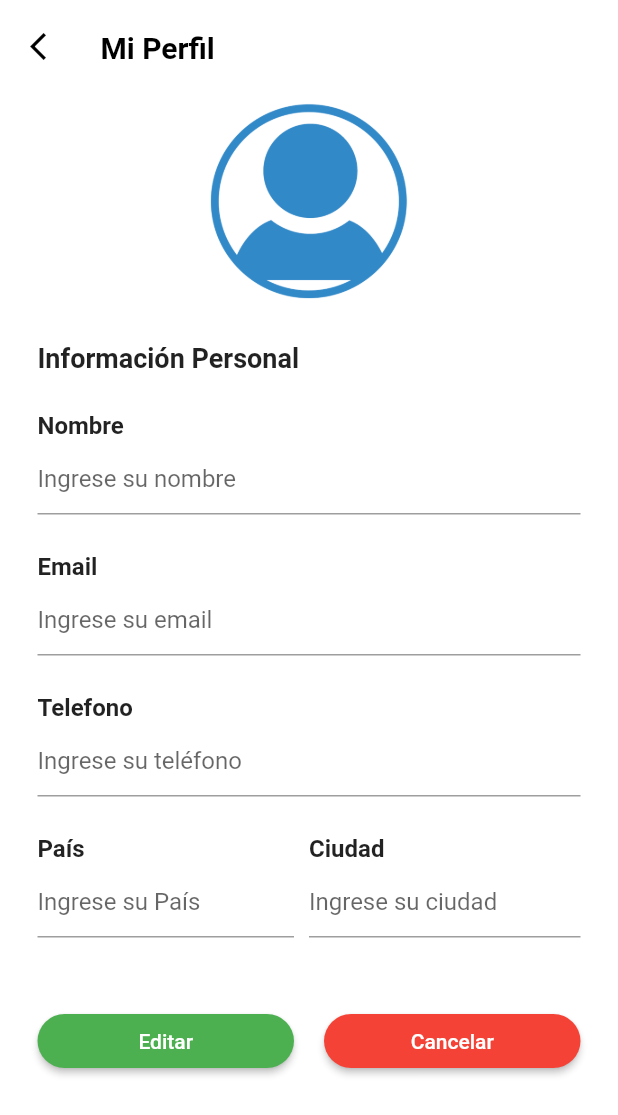
After one commit to steffanyvallejo/Salinas_AppMovil, a Flutter app: the ProfilePage screen opened by its route, after a tap on the "edit" icon, on a phone screen of 412 x 824 dp. The commit adds this screen. Shown: the top 1115 px of the screen. Run offline on Flutter 3.47's test engine with Material 2 defaults, Android fonts, the phone set to English and light mode, and no system bars; our stand-ins replace datetime_picker_formfield, flutter_datetime_picker, webview_flutter; missing offline and left inert: date_range_picker; Roboto replaces fonts that are missing (sans-serif-light).

Commit message:
Plantilla perfil

```diff
--- /dev/null
+++ b/lib/screens/access/profile.dart
@@ -0,0 +1,378 @@
+import 'package:flutter/material.dart';
+import 'package:flutter/cupertino.dart';
+import 'package:datetime_picker_formfield/datetime_picker_formfield.dart';
+import 'package:intl/intl.dart';
+import 'package:salinas_app/utils/navigation_router.dart';
+import 'package:quiver/strings.dart';
+import 'package:salinas_app/rest/access_rest.dart';
+
+class ProfilePage extends StatefulWidget {
+  @override
+  MapScreenState createState() => MapScreenState();
+}
+
+class MapScreenState extends State<ProfilePage>
+    with SingleTickerProviderStateMixin {
+  bool _status = true;
+  final FocusNode myFocusNode = FocusNode();
+
+  @override
+  void initState() {
+
+    super.initState();
+  }
+
+  @override
+  Widget build(BuildContext context) {
+    return new Scaffold(
+        body: new Container(
+      color: Colors.white,
+      child: new ListView(
+        children: <Widget>[
+          Column(
+            children: <Widget>[
+              new Container(
+
+                color: Colors.white,
+                child: new Column(
+                  children: <Widget>[
+                    Padding(
+                        padding: EdgeInsets.only(left: 20.0, top: 20.0),
+                        child: new Row(
+                          crossAxisAlignment: CrossAxisAlignment.start,
+                          children: <Widget>[
+                            new Icon(
+                              Icons.arrow_back_ios,
+                              color: Colors.black,
+                              size: 22.0,
+                            ),
+                            Padding(
+                              padding: EdgeInsets.only(left: 25.0),
+                              child: new Text('Mi Perfil',
+                                  style: TextStyle(
+                                      fontWeight: FontWeight.bold,
+                                      fontSize: 20.0,
+                                      fontFamily: 'sans-serif-light',
+                                      color: Colors.black)),
+                            )
+                          ],
+                        )),
+                    Padding(
+                      padding: EdgeInsets.only(top: 20.0),
+                      child: new Stack(fit: StackFit.loose, children: <Widget>[
+                        new Row(
+                          crossAxisAlignment: CrossAxisAlignment.center,
+                          mainAxisAlignment: MainAxisAlignment.center,
+                          children: <Widget>[
+                            new Container(
+                                width: 140.0,
+                                height: 140.0,
+                                decoration: new BoxDecoration(
+                                  shape: BoxShape.circle,
+                                  image: new DecorationImage(
+                                    image: new ExactAssetImage(
+                                        'assets/images/as.png'),
+                                    fit: BoxFit.cover,
+                                  ),
+                                )),
+                          ],
+                        ),
+
+                      ]),
+                    )
+                  ],
+                ),
+              ),
+              new Container(
+                color: Color(0xffFFFFFF),
+                child: Padding(
+                  padding: EdgeInsets.only(bottom: 25.0),
+                  child: new Column(
+                    crossAxisAlignment: CrossAxisAlignment.start,
+                    mainAxisAlignment: MainAxisAlignment.start,
+                    children: <Widget>[
+                      Padding(
+                          padding: EdgeInsets.only(
+                              left: 25.0, right: 25.0, top: 25.0),
+                          child: new Row(
+                            mainAxisAlignment: MainAxisAlignment.spaceBetween,
+                            mainAxisSize: MainAxisSize.max,
+                            children: <Widget>[
+                              new Column(
+                                mainAxisAlignment: MainAxisAlignment.start,
+                                mainAxisSize: MainAxisSize.min,
+                                children: <Widget>[
+                                  new Text(
+                                    'Información Personal',
+                                    style: TextStyle(
+                                        fontSize: 18.0,
+                                        fontWeight: FontWeight.bold),
+                                  ),
+                                ],
+                              ),
+                              new Column(
+                                mainAxisAlignment: MainAxisAlignment.end,
+                                mainAxisSize: MainAxisSize.min,
+                                children: <Widget>[
+                                  _status ? _getEditIcon() : new Container(),
+                                ],
+                              )
+                            ],
+                          )),
+                      Padding(
+                          padding: EdgeInsets.only(
+                              left: 25.0, right: 25.0, top: 25.0),
+                          child: new Row(
+                            mainAxisSize: MainAxisSize.max,
+                            children: <Widget>[
+                              new Column(
+                                mainAxisAlignment: MainAxisAlignment.start,
+                                mainAxisSize: MainAxisSize.min,
+                                children: <Widget>[
+                                  new Text(
+                                    'Nombre',
+                                    style: TextStyle(
+                                        fontSize: 16.0,
+                                        fontWeight: FontWeight.bold),
+                                  ),
+                                ],
+                              ),
+                            ],
+                          )),
+                      Padding(
+                          padding: EdgeInsets.only(
+                              left: 25.0, right: 25.0, top: 2.0),
+                          child: new Row(
+                            mainAxisSize: MainAxisSize.max,
+                            children: <Widget>[
+                              new Flexible(
+                                child: new TextField(
+                                  decoration: const InputDecoration(
+                                    hintText: "Ingrese su nombre",
+                                  ),
+                                  enabled: !_status,
+                                  autofocus: !_status,
+
+                                ),
+                              ),
+                            ],
+                          )),
+                      Padding(
+                          padding: EdgeInsets.only(
+                              left: 25.0, right: 25.0, top: 25.0),
+                          child: new Row(
+                            mainAxisSize: MainAxisSize.max,
+                            children: <Widget>[
+                              new Column(
+                                mainAxisAlignment: MainAxisAlignment.start,
+                                mainAxisSize: MainAxisSize.min,
+                                children: <Widget>[
+                                  new Text(
+                                    'Email',
+                                    style: TextStyle(
+                                        fontSize: 16.0,
+                                        fontWeight: FontWeight.bold),
+                                  ),
+                                ],
+                              ),
+                            ],
+                          )),
+                      Padding(
+                          padding: EdgeInsets.only(
+                              left: 25.0, right: 25.0, top: 2.0),
+                          child: new Row(
+                            mainAxisSize: MainAxisSize.max,
+                            children: <Widget>[
+                              new Flexible(
+                                child: new TextField(
+                                  decoration: const InputDecoration(
+                                      hintText: "Ingrese su email"),
+                                  enabled: !_status,
+                                ),
+                              ),
+                            ],
+                          )),
+                      Padding(
+                          padding: EdgeInsets.only(
+                              left: 25.0, right: 25.0, top: 25.0),
+                          child: new Row(
+                            mainAxisSize: MainAxisSize.max,
+                            children: <Widget>[
+                              new Column(
+                                mainAxisAlignment: MainAxisAlignment.start,
+                                mainAxisSize: MainAxisSize.min,
+                                children: <Widget>[
+                                  new Text(
+                                    'Telefono',
+                                    style: TextStyle(
+                                        fontSize: 16.0,
+                                        fontWeight: FontWeight.bold),
+                                  ),
+                                ],
+                              ),
+                            ],
+                          )),
+                      Padding(
+                          padding: EdgeInsets.only(
+                              left: 25.0, right: 25.0, top: 2.0),
+                          child: new Row(
+                            mainAxisSize: MainAxisSize.max,
+                            children: <Widget>[
+                              new Flexible(
+                                child: new TextField(
+                                  decoration: const InputDecoration(
+                                      hintText: "Ingrese su teléfono"),
+                                  enabled: !_status,
+                                ),
+                              ),
+                            ],
+                          )),
+                      Padding(
+                          padding: EdgeInsets.only(
+                              left: 25.0, right: 25.0, top: 25.0),
+                          child: new Row(
+                            mainAxisSize: MainAxisSize.max,
+                            mainAxisAlignment: MainAxisAlignment.start,
+                            children: <Widget>[
+                              Expanded(
+                                child: Container(
+                                  child: new Text(
+                                    'País',
+                                    style: TextStyle(
+                                        fontSize: 16.0,
+                                        fontWeight: FontWeight.bold),
+                                  ),
+                                ),
+                                flex: 2,
+                              ),
+                              Expanded(
+                                child: Container(
+                                  child: new Text(
+                                    'Ciudad',
+                                    style: TextStyle(
+                                        fontSize: 16.0,
+                                        fontWeight: FontWeight.bold),
+                                  ),
+                                ),
+                                flex: 2,
+                              ),
+                            ],
+                          )),
+                      Padding(
+                          padding: EdgeInsets.only(
+                              left: 25.0, right: 25.0, top: 2.0),
+                          child: new Row(
+                            mainAxisSize: MainAxisSize.max,
+                            mainAxisAlignment: MainAxisAlignment.start,
+                            children: <Widget>[
+                              Flexible(
+                                child: Padding(
+                                  padding: EdgeInsets.only(right: 10.0),
+                                  child: new TextField(
+                                    decoration: const InputDecoration(
+                                        hintText: "Ingrese su País"),
+                                    enabled: !_status,
+                                  ),
+                                ),
+                                flex: 2,
+                              ),
+                              Flexible(
+                                child: new TextField(
+                                  decoration: const InputDecoration(
+                                      hintText: "Ingrese su ciudad"),
+                                  enabled: !_status,
+                                ),
+                                flex: 2,
+                              ),
+                            ],
+                          )),
+                      !_status ? _getActionButtons() : new Container(),
+                    ],
+                  ),
+                ),
+              )
+            ],
+          ),
+        ],
+      ),
+    ));
+  }
+
+  @override
+  void dispose() {
+    // Clean up the controller when the Widget is disposed
+    myFocusNode.dispose();
+    super.dispose();
+  }
+
+  Widget _getActionButtons() {
+    return Padding(
+      padding: EdgeInsets.only(left: 25.0, right: 25.0, top: 45.0),
+      child: new Row(
+        mainAxisSize: MainAxisSize.max,
+        mainAxisAlignment: MainAxisAlignment.start,
+        children: <Widget>[
+          Expanded(
+            child: Padding(
+              padding: EdgeInsets.only(right: 10.0),
+              child: Container(
+                  child: new RaisedButton(
+                child: new Text("Editar"),
+                textColor: Colors.white,
+                color: Colors.green,
+                onPressed: () {
+                  setState(() {
+                    _status = true;
+                    FocusScope.of(context).requestFocus(new FocusNode());
+                  });
+                },
+                shape: new RoundedRectangleBorder(
+                    borderRadius: new BorderRadius.circular(20.0)),
+              )),
+            ),
+            flex: 2,
+          ),
+          Expanded(
+            child: Padding(
+              padding: EdgeInsets.only(left: 10.0),
+              child: Container(
+                  child: new RaisedButton(
+                child: new Text("Cancelar"),
+                textColor: Colors.white,
+                color: Colors.red,
+                onPressed: () {
+                  setState(() {
+                    _status = true;
+                    FocusScope.of(context).requestFocus(new FocusNode());
+                  });
+                },
+                shape: new RoundedRectangleBorder(
+                    borderRadius: new BorderRadius.circular(20.0)),
+              )),
+            ),
+            flex: 2,
+          ),
+        ],
+      ),
+    );
+  }
+
+  Widget _getEditIcon() {
+    return new GestureDetector(
+      child: new CircleAvatar(
+        backgroundColor: Colors.red,
+        radius: 14.0,
+        child: new Icon(
+          Icons.edit,
+          color: Colors.white,
+          size: 16.0,
+        ),
+      ),
+      onTap: () {
+        setState(() {
+          _status = false;
+        });
+      },
+    );
+  }
+}
--- a/lib/utils/routes.dart
+++ b/lib/utils/routes.dart
@@ -1,5 +1,6 @@
 import 'package:flutter/material.dart';
 import 'package:salinas_app/screens/access/login.dart';
+import 'package:salinas_app/screens/access/profile.dart';
 import 'package:salinas_app/screens/access/singup.dart';
 import 'package:salinas_app/screens/home/home.dart';
 import 'package:salinas_app/screens/access/splash.dart';
@@ -13,4 +14,5 @@ final routes = {
   '/' : (BuildContext context) => new SplashScreen(),
   '/addCard' : (BuildContext context) => new AddCard(),
   '/cart' : (BuildContext context) => new Cart(),
+  '/profile' : (BuildContext context) => new ProfilePage(),
 };
--- a/pubspec.yaml
+++ b/pubspec.yaml
@@ -61,6 +61,7 @@ flutter:
     - assets/images/font1.jpg
     - assets/images/font2.jpg
     - assets/images/room1.jpg
+    - assets/images/as.png
     - assets/webViews/addCard.html
 
 
```
Also changed, not shown: assets/images/as.png (added), pubspec.lock, 1 other file.
